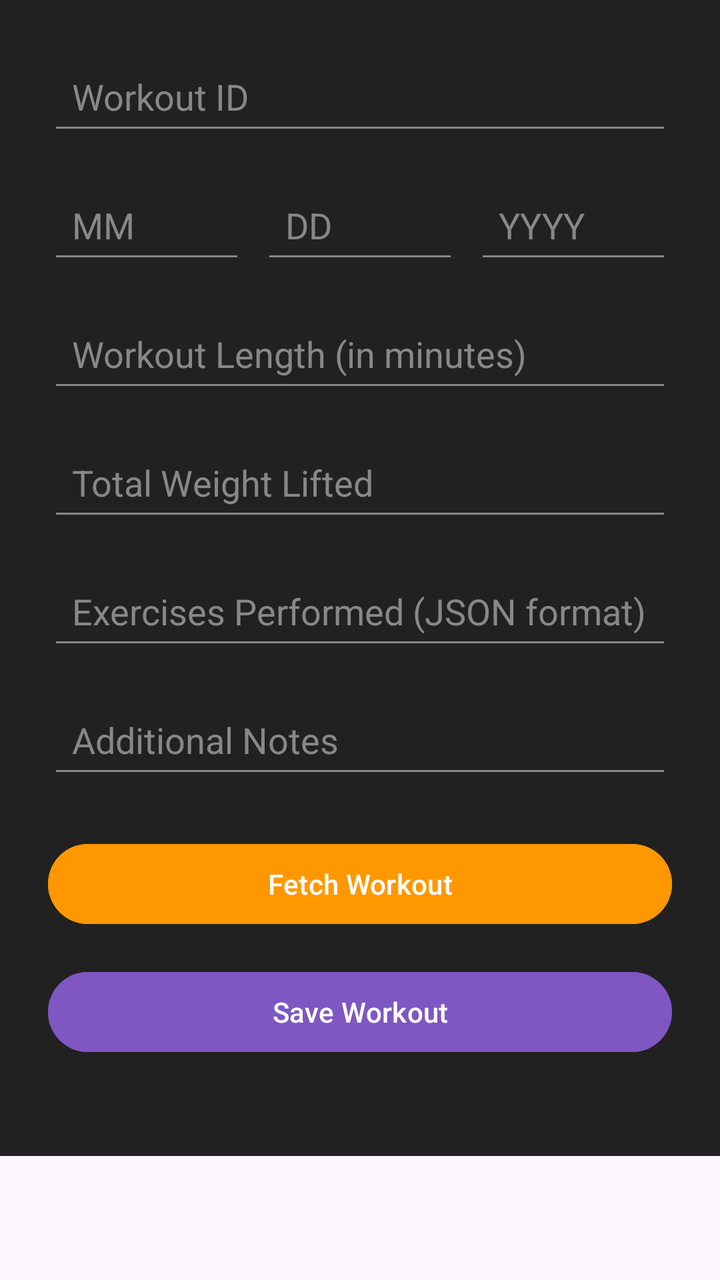
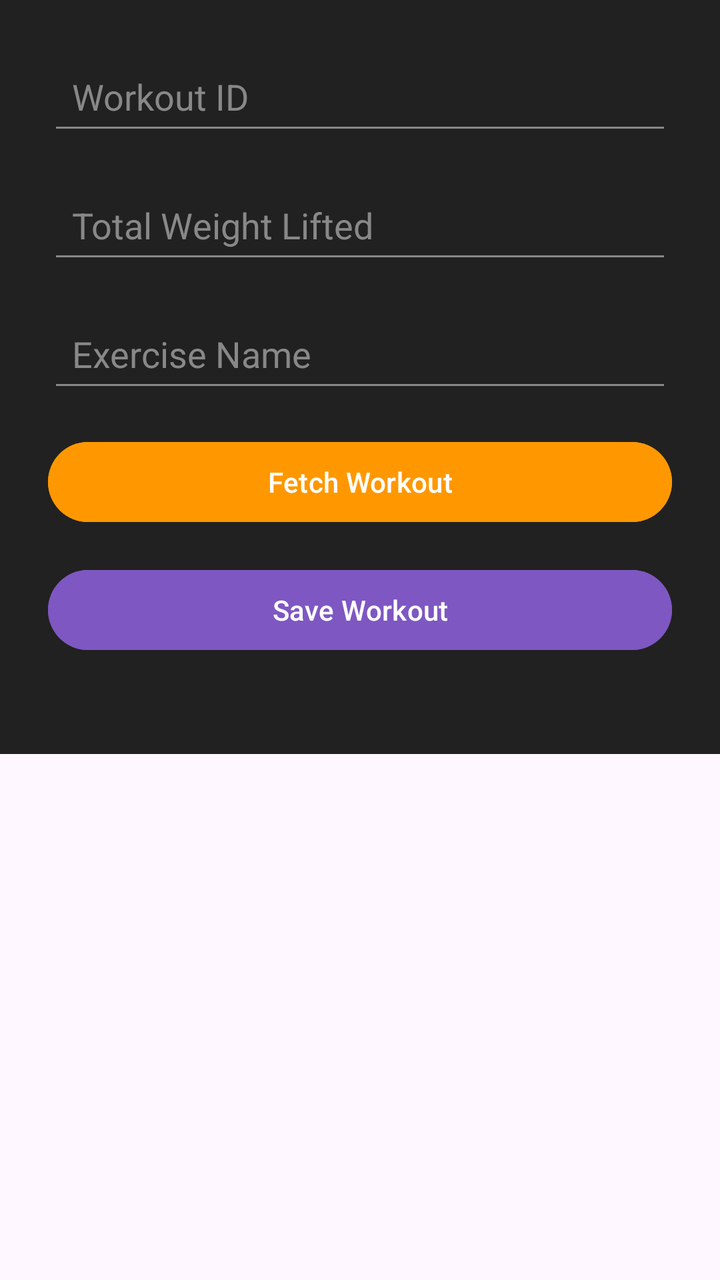

Compare the two renders of this Android layout. The source of the first and the diff that turns it into the second are given below.
<!-- AndroidManifest.xml: application theme Theme.AndroidExample -->
<!-- res/layout/activity_edit_workout.xml -->
<?xml version="1.0" encoding="utf-8"?>
<ScrollView xmlns:android="http://schemas.android.com/apk/res/android"
    android:layout_width="match_parent"
    android:layout_height="match_parent">

    <LinearLayout
        android:layout_width="match_parent"
        android:layout_height="wrap_content"
        android:orientation="vertical"
        android:padding="24dp"
        android:background="#212121">

        
        <EditText
            android:id="@+id/edit_workout_id_edt"
            android:layout_width="match_parent"
            android:layout_height="wrap_content"
            android:hint="Workout ID"
            android:inputType="number"
            android:padding="12dp"
            android:textColor="#FFFFFF"
            android:textColorHint="#888888"
            android:backgroundTint="#888888"
            android:layout_marginBottom="16dp" />

        
        <LinearLayout
            android:layout_width="match_parent"
            android:layout_height="wrap_content"
            android:orientation="horizontal"
            android:weightSum="3"
            android:layout_marginBottom="16dp">

            <EditText
                android:id="@+id/edit_month_edt"
                android:layout_width="0dp"
                android:layout_height="wrap_content"
                android:layout_weight="1"
                android:hint="MM"
                android:inputType="number"
                android:padding="12dp"
                android:textColor="#FFFFFF"
                android:textColorHint="#888888"
                android:backgroundTint="#888888" />

            <View
                android:layout_width="8dp"
                android:layout_height="wrap_content" />

            <EditText
                android:id="@+id/edit_day_edt"
                android:layout_width="0dp"
                android:layout_height="wrap_content"
                android:layout_weight="1"
                android:hint="DD"
                android:inputType="number"
                android:padding="12dp"
                android:textColor="#FFFFFF"
                android:textColorHint="#888888"
                android:backgroundTint="#888888" />

            <View
                android:layout_width="8dp"
                android:layout_height="wrap_content" />

            <EditText
                android:id="@+id/edit_year_edt"
                android:layout_width="0dp"
                android:layout_height="wrap_content"
                android:layout_weight="1"
                android:hint="YYYY"
                android:inputType="number"
                android:padding="12dp"
                android:textColor="#FFFFFF"
                android:textColorHint="#888888"
                android:backgroundTint="#888888" />
        </LinearLayout>

        
        <EditText
            android:id="@+id/edit_workout_length_edt"
            android:layout_width="match_parent"
            android:layout_height="wrap_content"
            android:hint="Workout Length (in minutes)"
            android:inputType="number"
            android:padding="12dp"
            android:textColor="#FFFFFF"
            android:textColorHint="#888888"
            android:backgroundTint="#888888"
            android:layout_marginBottom="16dp" />

        
        <EditText
            android:id="@+id/edit_total_weight_edt"
            android:layout_width="match_parent"
            android:layout_height="wrap_content"
            android:hint="Total Weight Lifted"
            android:inputType="numberDecimal"
            android:padding="12dp"
            android:textColor="#FFFFFF"
            android:textColorHint="#888888"
            android:backgroundTint="#888888"
            android:layout_marginBottom="16dp" />

        
        <EditText
            android:id="@+id/edit_exercises_performed_edt"
            android:layout_width="match_parent"
            android:layout_height="wrap_content"
            android:hint="Exercises Performed (JSON format)"
            android:inputType="textMultiLine"
            android:padding="12dp"
            android:textColor="#FFFFFF"
            android:textColorHint="#888888"
            android:backgroundTint="#888888"
            android:layout_marginBottom="16dp" />

        
        <EditText
            android:id="@+id/edit_notes_edt"
            android:layout_width="match_parent"
            android:layout_height="wrap_content"
            android:hint="Additional Notes"
            android:inputType="textMultiLine"
            android:padding="12dp"
            android:textColor="#FFFFFF"
            android:textColorHint="#888888"
            android:backgroundTint="#888888"
            android:layout_marginBottom="24dp" />

        
        <Button
            android:id="@+id/fetch_workout_btn"
            android:layout_width="match_parent"
            android:layout_height="wrap_content"
            android:text="Fetch Workout"
            android:textColor="#FFFFFF"
            android:backgroundTint="#FF9800"
            android:layout_marginBottom="16dp" />

        
        <Button
            android:id="@+id/save_workout_btn"
            android:layout_width="match_parent"
            android:layout_height="wrap_content"
            android:text="Save Workout"
            android:textColor="#FFFFFF"
            android:backgroundTint="#7E57C2"
            android:layout_marginBottom="24dp" />

    </LinearLayout>
</ScrollView>
<!-- resources referenced by this layout -->
<resources>
  <style name="Theme.AndroidExample" parent="Base.Theme.AndroidExample" />
  <style name="Base.Theme.AndroidExample" parent="Theme.Material3.DayNight.NoActionBar">
          
          
      </style>
</resources>

<!-- the commit's change to res/layout/activity_edit_workout.xml (unified diff, before → after) -->
@@ -24,72 +24,6 @@
             android:layout_marginBottom="16dp" />
 
         
-        <LinearLayout
-            android:layout_width="match_parent"
-            android:layout_height="wrap_content"
-            android:orientation="horizontal"
-            android:weightSum="3"
-            android:layout_marginBottom="16dp">
-
-            <EditText
-                android:id="@+id/edit_month_edt"
-                android:layout_width="0dp"
-                android:layout_height="wrap_content"
-                android:layout_weight="1"
-                android:hint="MM"
-                android:inputType="number"
-                android:padding="12dp"
-                android:textColor="#FFFFFF"
-                android:textColorHint="#888888"
-                android:backgroundTint="#888888" />
-
-            <View
-                android:layout_width="8dp"
-                android:layout_height="wrap_content" />
-
-            <EditText
-                android:id="@+id/edit_day_edt"
-                android:layout_width="0dp"
-                android:layout_height="wrap_content"
-                android:layout_weight="1"
-                android:hint="DD"
-                android:inputType="number"
-                android:padding="12dp"
-                android:textColor="#FFFFFF"
-                android:textColorHint="#888888"
-                android:backgroundTint="#888888" />
-
-            <View
-                android:layout_width="8dp"
-                android:layout_height="wrap_content" />
-
-            <EditText
-                android:id="@+id/edit_year_edt"
-                android:layout_width="0dp"
-                android:layout_height="wrap_content"
-                android:layout_weight="1"
-                android:hint="YYYY"
-                android:inputType="number"
-                android:padding="12dp"
-                android:textColor="#FFFFFF"
-                android:textColorHint="#888888"
-                android:backgroundTint="#888888" />
-        </LinearLayout>
-
-        
-        <EditText
-            android:id="@+id/edit_workout_length_edt"
-            android:layout_width="match_parent"
-            android:layout_height="wrap_content"
-            android:hint="Workout Length (in minutes)"
-            android:inputType="number"
-            android:padding="12dp"
-            android:textColor="#FFFFFF"
-            android:textColorHint="#888888"
-            android:backgroundTint="#888888"
-            android:layout_marginBottom="16dp" />
-
-        
         <EditText
             android:id="@+id/edit_total_weight_edt"
             android:layout_width="match_parent"
@@ -104,29 +38,16 @@
 
         
         <EditText
-            android:id="@+id/edit_exercises_performed_edt"
+            android:id="@+id/edit_exercise_name_edt"
             android:layout_width="match_parent"
             android:layout_height="wrap_content"
-            android:hint="Exercises Performed (JSON format)"
-            android:inputType="textMultiLine"
+            android:hint="Exercise Name"
+            android:inputType="text"
             android:padding="12dp"
             android:textColor="#FFFFFF"
             android:textColorHint="#888888"
             android:backgroundTint="#888888"
             android:layout_marginBottom="16dp" />
-
-        
-        <EditText
-            android:id="@+id/edit_notes_edt"
-            android:layout_width="match_parent"
-            android:layout_height="wrap_content"
-            android:hint="Additional Notes"
-            android:inputType="textMultiLine"
-            android:padding="12dp"
-            android:textColor="#FFFFFF"
-            android:textColorHint="#888888"
-            android:backgroundTint="#888888"
-            android:layout_marginBottom="24dp" />
 
         
         <Button
